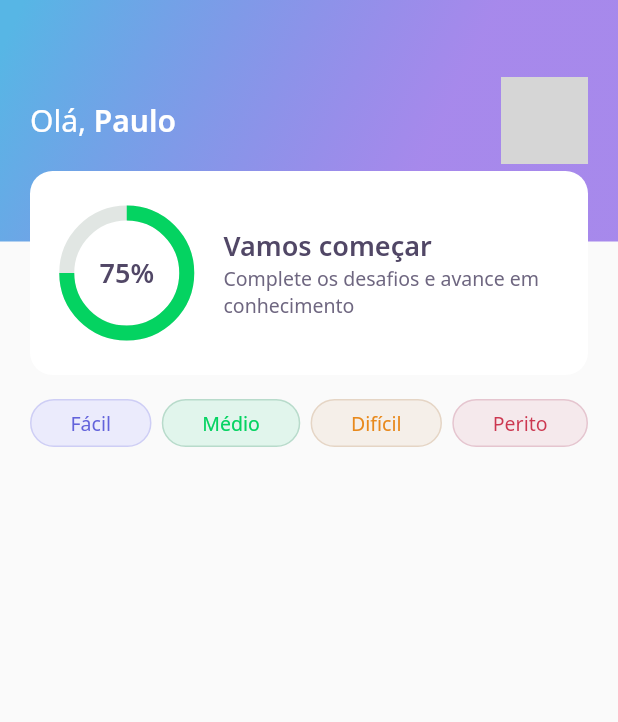
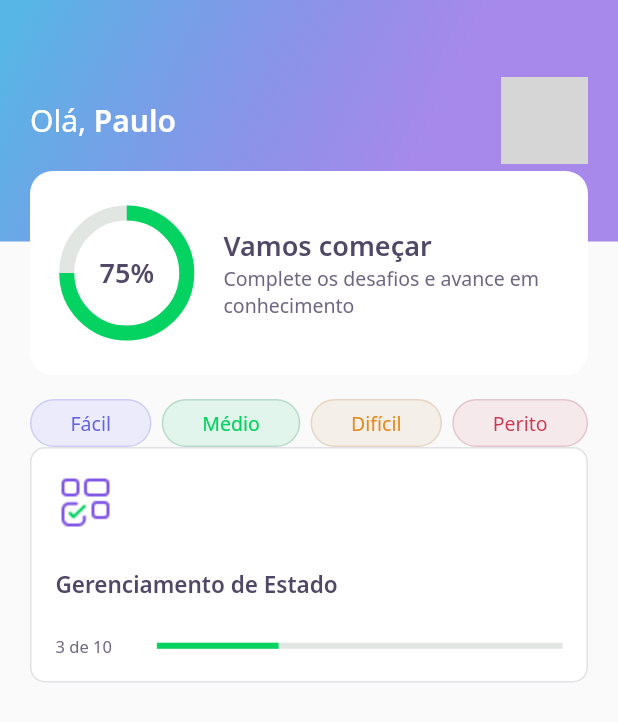
Before and after one commit to neocite/devquiz, a Flutter app: the screen it shows after launch, on a phone screen of 412 x 824 dp. Shown: the top 722 px of the screen. Run offline on Flutter 3.47's test engine with Material 2 defaults, Android fonts, the phone set to English and light mode, and no system bars; our stand-ins replace google_fonts; network calls fail; grey boxes are pictures that could not be loaded.

Commit message:
quizcard ok

```diff
--- a/lib/home/home_page.dart
+++ b/lib/home/home_page.dart
@@ -1,5 +1,6 @@
 import 'package:devquiz/home/widgets/appbar/app_bar_widget.dart';
 import 'package:devquiz/home/widgets/level_button/level_button_widget.dart';
+import 'package:devquiz/home/widgets/quiz_card/quiz_card_widget.dart';
 import 'package:flutter/material.dart';
 
 class HomePage extends StatefulWidget {
@@ -14,7 +15,9 @@ class _HomePageState extends State<HomePage> {
       appBar: AppBarWidget(),
       body: Padding(
         padding: const EdgeInsets.only(right: 20, left: 20, top: 16),
-        child: Row(
+        child: Column(
+          children: [
+            Row(
               mainAxisAlignment: MainAxisAlignment.spaceBetween,
               children: [
                 LevelButtonWidget(
@@ -31,6 +34,9 @@ class _HomePageState extends State<HomePage> {
                 ),
               ],
             ),
+            QuizCardWidget()
+          ],
+        ),
       ),
     );
   }
--- /dev/null
+++ b/lib/home/widgets/quiz_card/quiz_card_widget.dart
@@ -0,0 +1,61 @@
+import 'package:devquiz/core/app_colors.dart';
+import 'package:devquiz/core/app_images.dart';
+import 'package:devquiz/core/app_text_styles.dart';
+import 'package:flutter/material.dart';
+
+class QuizCardWidget extends StatelessWidget {
+  @override
+  Widget build(BuildContext context) {
+    return Container(
+      padding: EdgeInsets.all(16),
+      decoration: BoxDecoration(
+        border: Border.fromBorderSide(BorderSide(
+          color: AppColors.border,
+        )),
+        color: AppColors.white,
+        borderRadius: BorderRadius.circular(10),
+      ),
+      child: Column(
+        crossAxisAlignment: CrossAxisAlignment.start,
+        children: [
+          Container(
+            height: 40,
+            width: 40,
+            child: Image.asset(AppImages.blocks),
+          ),
+          SizedBox(
+            height: 24,
+          ),
+          Text(
+            "Gerenciamento de Estado",
+            style: AppTextStyles.heading15,
+          ),
+          SizedBox(
+            height: 24,
+          ),
+          Row(
+            children: [
+              Expanded(
+                flex: 1,
+                child: Text(
+                  "3 de 10",
+                  style: AppTextStyles.body11,
+                ),
+              ),
+              Expanded(
+                flex: 4,
+                child: LinearProgressIndicator(
+                  value: 0.3,
+                  backgroundColor: AppColors.chartSecondary,
+                  valueColor: AlwaysStoppedAnimation<Color>(
+                    AppColors.chartPrimary,
+                  ),
+                ),
+              )
+            ],
+          )
+        ],
+      ),
+    );
+  }
+}
```
Lines whose indentation alone changed are shown as unchanged.
